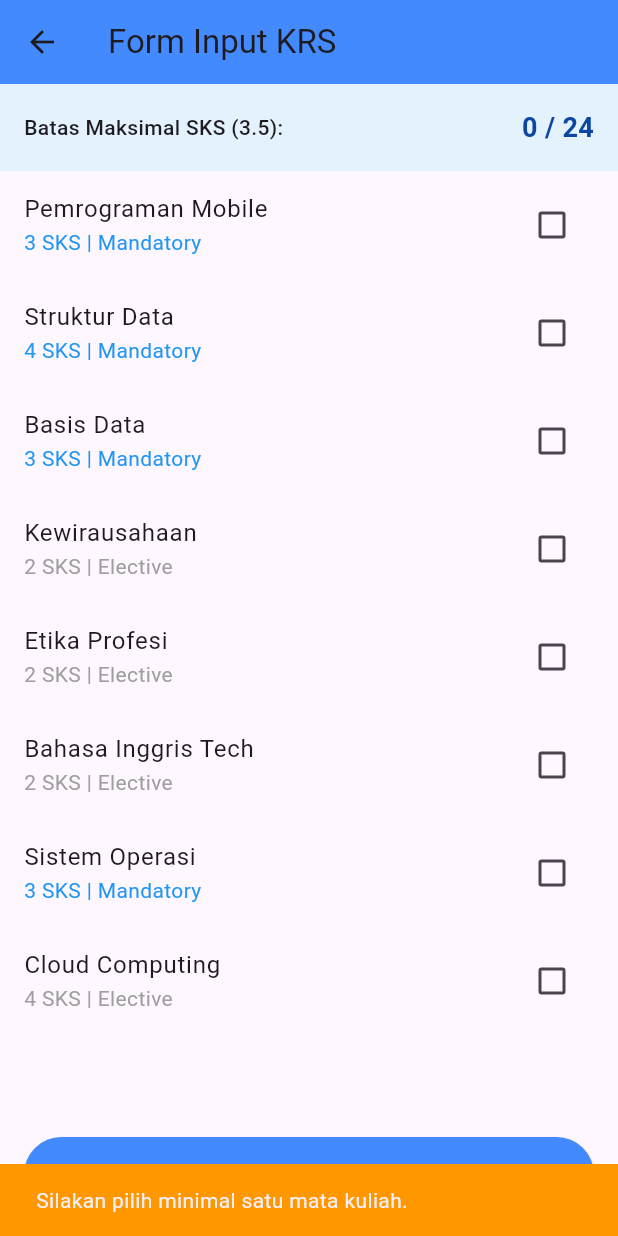
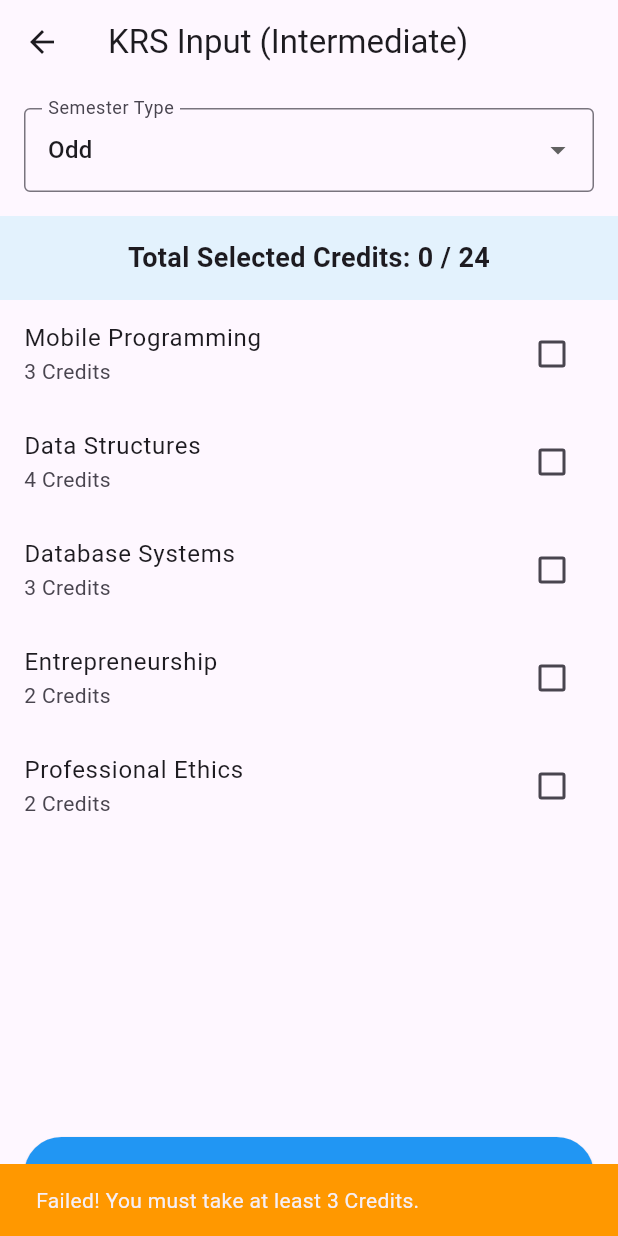
Before and after one commit to firmanchrstn/krs-app-week5, a Flutter app: the KrsScreen screen opened directly, after a tap on "SUBMIT KRS", on a phone screen of 412 x 824 dp. Run offline on Flutter 3.47's test engine with Material 3 defaults, Android fonts, the phone set to English and light mode, and no system bars.

Commit message:
Update KRS app

```diff
--- a/lib/screens/krs_detail_screen.dart
+++ b/lib/screens/krs_detail_screen.dart
@@ -5,66 +5,49 @@ class KrsDetailScreen extends StatelessWidget {
 
   @override
   Widget build(BuildContext context) {
+    // Retrieve data from arguments
     final args = ModalRoute.of(context)!.settings.arguments as Map<String, dynamic>;
     final List<Map<String, dynamic>> selectedCourses = args['selectedCourses'];
     final int totalSks = args['totalSks'];
+    final String semester = args['semester'];
 
     return Scaffold(
-      appBar: AppBar(
-        title: const Text("Ringkasan KRS"),
-        backgroundColor: Colors.blueAccent,
-      ),
+      appBar: AppBar(title: const Text("KRS Summary")),
       body: Padding(
-        padding: const EdgeInsets.all(16.0),
+        padding: const EdgeInsets.all(20.0),
         child: Column(
           crossAxisAlignment: CrossAxisAlignment.start,
           children: [
+            Text(
+              "Semester: $semester",
+              style: const TextStyle(
+                fontSize: 18,
+                fontWeight: FontWeight.bold,
+                color: Colors.blue,
+              ),
+            ),
+            const SizedBox(height: 10),
             const Text(
-              "Mata Kuliah yang Dipilih:",
-              style: TextStyle(fontSize: 18, fontWeight: FontWeight.bold),
+              "Selected Courses:",
+              style: TextStyle(fontSize: 16),
             ),
             const Divider(),
             Expanded(
               child: ListView.builder(
                 itemCount: selectedCourses.length,
                 itemBuilder: (context, index) {
-                  final course = selectedCourses[index];
                   return ListTile(
                     leading: const Icon(Icons.check_circle, color: Colors.green),
-                    title: Text(course['name']),
-                    subtitle: Text("${course['sks']} SKS"),
-                    trailing: Text(
-                      course['isMandatory'] ? "Mandatory" : "Elective",
-                      style: const TextStyle(fontStyle: FontStyle.italic),
-                    ),
+                    title: Text(selectedCourses[index]['name']),
+                    trailing: Text("${selectedCourses[index]['sks']} Credits"),
                   );
                 },
               ),
             ),
             const Divider(),
-            Container(
-              padding: const EdgeInsets.all(16),
-              decoration: BoxDecoration(
-                color: Colors.blue.shade50,
-                borderRadius: BorderRadius.circular(10),
-              ),
-              child: Row(
-                mainAxisAlignment: MainAxisAlignment.spaceBetween,
-                children: [
-                  const Text(
-                    "Total Kredit:",
-                    style: TextStyle(fontSize: 18, fontWeight: FontWeight.bold),
-                  ),
-                  Text(
-                    "$totalSks SKS",
-                    style: const TextStyle(
-                      fontSize: 18,
-                      fontWeight: FontWeight.bold,
-                      color: Colors.blueAccent
-                    ),
-                  ),
-                ],
-              ),
+            Text(
+              "Total: $totalSks Credits",
+              style: const TextStyle(fontSize: 20, fontWeight: FontWeight.bold),
             ),
           ],
         ),
--- a/lib/screens/krs_screen.dart
+++ b/lib/screens/krs_screen.dart
@@ -1,5 +1,5 @@
 import 'package:flutter/material.dart';
-import 'krs_detail_screen.dart'; // Pastikan import sesuai nama file
+import 'krs_detail_screen.dart';
 
 class KrsScreen extends StatefulWidget {
   const KrsScreen({super.key});
@@ -9,41 +9,40 @@ class KrsScreen extends StatefulWidget {
 }
 
 class _KrsScreenState extends State<KrsScreen> {
-  // Data mata kuliah
+  String _selectedSemester = "Odd";
+
+  // Course Data
   final List<Map<String, dynamic>> _courseList = [
-    {"id": 1, "name": "Pemrograman Mobile", "sks": 3, "isMandatory": true, "selected": false},
-    {"id": 2, "name": "Struktur Data", "sks": 4, "isMandatory": true, "selected": false},
-    {"id": 3, "name": "Basis Data", "sks": 3, "isMandatory": true, "selected": false},
-    {"id": 4, "name": "Kewirausahaan", "sks": 2, "isMandatory": false, "selected": false},
-    {"id": 5, "name": "Etika Profesi", "sks": 2, "isMandatory": false, "selected": false},
-    {"id": 6, "name": "Bahasa Inggris Tech", "sks": 2, "isMandatory": false, "selected": false},
-    {"id": 7, "name": "Sistem Operasi", "sks": 3, "isMandatory": true, "selected": false},
-    {"id": 8, "name": "Cloud Computing", "sks": 4, "isMandatory": false, "selected": false},
+    {"name": "Mobile Programming", "sks": 3, "selected": false},
+    {"name": "Data Structures", "sks": 4, "selected": false},
+    {"name": "Database Systems", "sks": 3, "selected": false},
+    {"name": "Entrepreneurship", "sks": 2, "selected": false},
+    {"name": "Professional Ethics", "sks": 2, "selected": false},
   ];
 
-  // Logic Bisnis: Batas SKS berdasarkan IPK (Option C)
-  double gpa = 3.5;
-  int get maxSks => gpa >= 3.0 ? 24 : 20;
-
-  int get totalSks {
-    return _courseList
-        .where((course) => course['selected'])
-        .fold(0, (sum, item) => sum + (item['sks'] as int));
+  // Calculate total selected credits (SKS)
+  int get _totalSks {
+    int total = 0;
+    for (var course in _courseList) {
+      if (course['selected'] == true) {
+        total += course['sks'] as int;
+      }
+    }
+    return total;
   }
 
-  bool get hasMandatorySelected {
-    return _courseList.any((course) => course['selected'] && course['isMandatory']);
-  }
-
+  // --- Task 2: Implement Validation Flow & Logic ---
   void _validateAndSubmit() {
-    if (totalSks == 0) {
-      _showSnackBar("Silakan pilih minimal satu mata kuliah.", Colors.orange);
-    } else if (totalSks > maxSks) {
-      _showSnackBar("Gagal! Total SKS ($totalSks) melebihi batas maksimal $maxSks.", Colors.red);
-    } else if (!hasMandatorySelected) {
-      _showSnackBar("Gagal! Anda wajib memilih minimal satu mata kuliah Mandatory.", Colors.red);
-    } else {
-      // Navigasi ke halaman detail (Option B)
+    // Rule 1: Cannot be zero or less than 3 Credits (New Validation Rule)
+    if (_totalSks < 3) {
+      _showSnackBar("Failed! You must take at least 3 Credits.", Colors.orange);
+    }
+    // Rule 2: Cannot exceed 24 Credits
+    else if (_totalSks > 24) {
+      _showSnackBar("Failed! Total Credits cannot exceed 24.", Colors.red);
+    }
+    // If all validations pass, navigate to detail screen
+    else {
       Navigator.push(
         context,
         MaterialPageRoute(
@@ -51,7 +50,8 @@ class _KrsScreenState extends State<KrsScreen> {
           settings: RouteSettings(
             arguments: {
               'selectedCourses': _courseList.where((c) => c['selected']).toList(),
-              'totalSks': totalSks,
+              'totalSks': _totalSks,
+              'semester': _selectedSemester, // Sending the new field
             },
           ),
         ),
@@ -61,59 +61,57 @@ class _KrsScreenState extends State<KrsScreen> {
 
   void _showSnackBar(String message, Color color) {
     ScaffoldMessenger.of(context).showSnackBar(
-      SnackBar(
-        content: Text(message),
-        backgroundColor: color,
-        duration: const Duration(seconds: 2),
-      ),
+      SnackBar(content: Text(message), backgroundColor: color),
     );
   }
 
   @override
   Widget build(BuildContext context) {
     return Scaffold(
-      appBar: AppBar(
-        title: const Text("Form Input KRS"),
-        backgroundColor: Colors.blueAccent,
-      ),
+      appBar: AppBar(title: const Text("KRS Input (Intermediate)")),
       body: Column(
         children: [
-          Container(
+          // UI for New Field: Semester Dropdown
+          Padding(
             padding: const EdgeInsets.all(16.0),
-            color: totalSks > maxSks ? Colors.red.shade50 : Colors.blue.shade50,
-            child: Row(
-              mainAxisAlignment: MainAxisAlignment.spaceBetween,
-              children: [
-                Text(
-                  "Batas Maksimal SKS ($gpa):",
-                  style: const TextStyle(fontSize: 14, fontWeight: FontWeight.w500),
-                ),
-                Text(
-                  "$totalSks / $maxSks",
-                  style: TextStyle(
-                    fontSize: 18,
-                    fontWeight: FontWeight.bold,
-                    color: totalSks > maxSks ? Colors.red : Colors.blue.shade900,
-                  ),
-                ),
-              ],
+            child: DropdownButtonFormField<String>(
+              value: _selectedSemester,
+              decoration: const InputDecoration(
+                labelText: "Semester Type",
+                border: OutlineInputBorder(),
+              ),
+              items: ["Odd", "Even"].map((String value) {
+                return DropdownMenuItem(value: value, child: Text(value));
+              }).toList(),
+              onChanged: (newValue) {
+                setState(() {
+                  _selectedSemester = newValue!;
+                });
+              },
             ),
           ),
+
+          // Total Credits Info
+          Container(
+            width: double.infinity,
+            padding: const EdgeInsets.all(15),
+            color: Colors.blue[50],
+            child: Text(
+              "Total Selected Credits: $_totalSks / 24",
+              style: const TextStyle(fontSize: 18, fontWeight: FontWeight.bold),
+              textAlign: TextAlign.center,
+            ),
+          ),
+
+          // Course List
           Expanded(
             child: ListView.builder(
               itemCount: _courseList.length,
               itemBuilder: (context, index) {
-                final course = _courseList[index];
                 return CheckboxListTile(
-                  title: Text(course['name']),
-                  subtitle: Text(
-                    "${course['sks']} SKS | ${course['isMandatory'] ? 'Mandatory' : 'Elective'}",
-                    style: TextStyle(
-                      color: course['isMandatory'] ? Colors.blue : Colors.grey,
-                    ),
-                  ),
-                  value: course['selected'],
-                  activeColor: Colors.blueAccent,
+                  title: Text(_courseList[index]['name']),
+                  subtitle: Text("${_courseList[index]['sks']} Credits"),
+                  value: _courseList[index]['selected'],
                   onChanged: (bool? value) {
                     setState(() {
                       _courseList[index]['selected'] = value!;
@@ -123,18 +121,20 @@ class _KrsScreenState extends State<KrsScreen> {
               },
             ),
           ),
+
+          // Submit Button
           Padding(
             padding: const EdgeInsets.all(16.0),
             child: SizedBox(
               width: double.infinity,
               height: 50,
               child: ElevatedButton(
+                onPressed: _validateAndSubmit,
                 style: ElevatedButton.styleFrom(
-                  backgroundColor: Colors.blueAccent,
+                  backgroundColor: Colors.blue,
                   foregroundColor: Colors.white,
                 ),
-                onPressed: _validateAndSubmit,
-                child: const Text("SUBMIT KRS", style: TextStyle(fontSize: 16)),
+                child: const Text("SUBMIT KRS"),
               ),
             ),
           ),
--- a/lib/screens/splash_screen.dart
+++ b/lib/screens/splash_screen.dart
@@ -13,6 +13,7 @@ class _SplashScreenState extends State<SplashScreen> {
   @override
   void initState() {
     super.initState();
+    // Navigate to LoginScreen after 3 seconds
     Timer(const Duration(seconds: 3), () {
       Navigator.pushReplacement(
         context,
@@ -29,10 +30,10 @@ class _SplashScreenState extends State<SplashScreen> {
         child: Column(
           mainAxisAlignment: MainAxisAlignment.center,
           children: const [
-            Icon(Icons.school, size: 80, color: Colors.white),
+            Icon(Icons.school, size: 100, color: Colors.white),
             SizedBox(height: 20),
             Text(
-              "KRS App",
+              "KRS MOBILE APP",
               style: TextStyle(
                 fontSize: 24,
                 color: Colors.white,
```
Also changed, not shown: lib/screens/dashboard_screen.dart (+49 -48 lines), lib/screens/login_screen.dart (+23 -76 lines), lib/screens/profile_screen.dart (+18 -40 lines), 1 other file.
